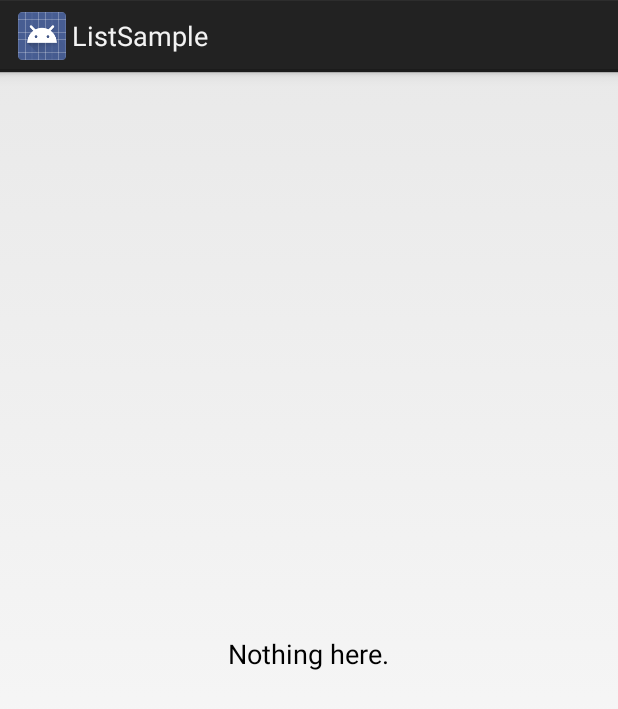
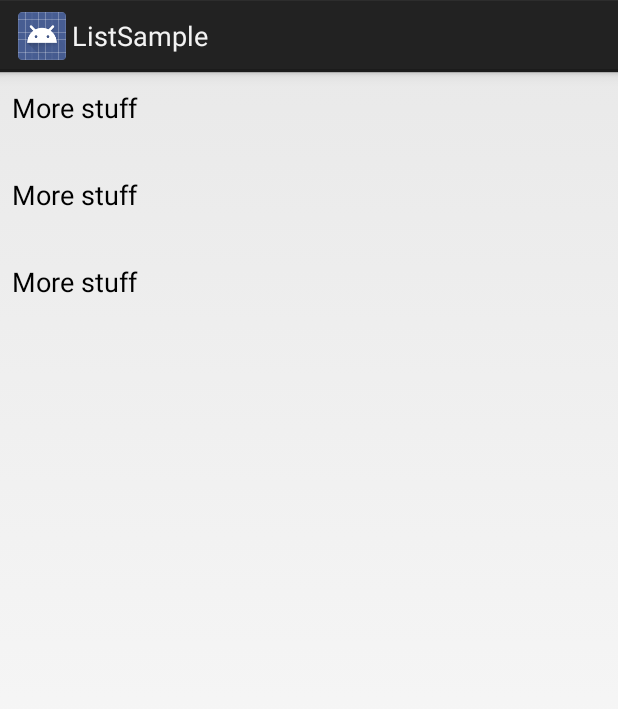
Before and after one commit to quentin23soleil/SuperListview, an Android app: the ListSample screen opened directly, with no data from a screen before it, on a phone screen of 412 x 824 dp. Shown: the top 709 px of the screen. Run offline under Robolectric (Android 15) with nearby library versions, the phone set to English and light mode, and no system bars.

Commit message:
Added custom layout for progress fixes #8

```diff
--- a/Sample/src/main/java/com/quentindommerc/superlistview/sample/ListSample.java
+++ b/Sample/src/main/java/com/quentindommerc/superlistview/sample/ListSample.java
@@ -34,20 +34,6 @@ public class ListSample extends Activity implements SwipeRefreshLayout.OnRefresh
 
         // This is what you're looking for
         mList = (SuperListview)findViewById(R.id.list);
-        mList.setAdapter(mAdapter);
-
-        // Setting the refresh listener will enable the refresh progressbar
-        mList.setRefreshListener(this);
-
-        // Wow so beautiful
-        mList.setRefreshingColor(android.R.color.holo_orange_light, android.R.color.holo_blue_light, android.R.color.holo_green_light, android.R.color.holo_red_light);
-
-        // I want to get loadMore triggered if I see the last item (1)
-        mList.setupMoreListener(this, 1);
-
-        mList.setupMoreListener(new OnMoreListener() {
-            @Override
-            public void onMoreAsked(int numberOfItems, int numberBeforeMore, int currentItemPos) {
 
         Thread thread = new Thread( new Runnable() {
             @Override
@@ -64,18 +50,23 @@ public class ListSample extends Activity implements SwipeRefreshLayout.OnRefresh
                         mAdapter.add("More stuff");
                         mAdapter.add("More stuff");
                         mAdapter.add("More stuff");
-                                 mList.hideMoreProgress();
+
+                        mList.setAdapter(mAdapter);
 
                     }
                 });
             }
         });
-
         thread.start();
 
-            }
-        }, 10);
+        // Setting the refresh listener will enable the refresh progressbar
+        mList.setRefreshListener(this);
 
+        // Wow so beautiful
+        mList.setRefreshingColor(android.R.color.holo_orange_light, android.R.color.holo_blue_light, android.R.color.holo_green_light, android.R.color.holo_red_light);
+
+        // I want to get loadMore triggered if I see the last item (1)
+        mList.setupMoreListener(this, 1);
 
         mList.setupSwipeToDismiss(new SwipeDismissListViewTouchListener.DismissCallbacks() {
             @Override
--- a/SuperListviewLibrary/src/main/java/com/quentindommerc/superlistview/BaseSuperAbsListview.java
+++ b/SuperListviewLibrary/src/main/java/com/quentindommerc/superlistview/BaseSuperAbsListview.java
@@ -21,7 +21,7 @@ public abstract class BaseSuperAbsListview extends FrameLayout implements AbsLis
 
     protected int ITEM_LEFT_TO_LOAD_MORE = 10;
 
-    protected ProgressBar mProgress;
+    protected ViewStub mProgress;
     protected ViewStub mMoreProgress;
     protected AbsListView mList;
     protected ViewStub mEmpty;
@@ -45,6 +45,7 @@ public abstract class BaseSuperAbsListview extends FrameLayout implements AbsLis
     protected SwipeRefreshLayout mPtrLayout;
 
     protected int mSuperListViewMainLayout;
+    private int mProgressId;
 
     public SwipeRefreshLayout getSwipeToRefresh() {
         return mPtrLayout;
@@ -85,6 +86,7 @@ public abstract class BaseSuperAbsListview extends FrameLayout implements AbsLis
             mScrollbarStyle = a.getInt(R.styleable.superlistview_superlv__scrollbarStyle, -1);
             mEmptyId = a.getResourceId(R.styleable.superlistview_superlv__empty, 0);
             mMoreProgressId = a.getResourceId(R.styleable.superlistview_superlv__moreProgress, R.layout.view_more_progress);
+            mProgressId = a.getResourceId(R.styleable.superlistview_superlv__progress, R.layout.view_progress);
             mSelector = a.getResourceId(R.styleable.superlistview_superlv__listSelector, 0);
         }
         finally {
@@ -100,7 +102,10 @@ public abstract class BaseSuperAbsListview extends FrameLayout implements AbsLis
         mPtrLayout = (SwipeRefreshLayout) v.findViewById(R.id.ptr_layout);
         mPtrLayout.setEnabled(false);
 
-        mProgress = (ProgressBar) v.findViewById(android.R.id.progress);
+        mProgress = (ViewStub) v.findViewById(android.R.id.progress);
+
+        mProgress.setLayoutResource(mProgressId);
+        mProgress.inflate();
 
         mMoreProgress = (ViewStub) v.findViewById(R.id.more_progress);
         mMoreProgress.setLayoutResource(mMoreProgressId);
--- a/SuperListviewLibrary/src/main/res/layout/view_progress_listview.xml
+++ b/SuperListviewLibrary/src/main/res/layout/view_progress_listview.xml
@@ -1,6 +1,7 @@
 <?xml version="1.0" encoding="utf-8"?>
 
-<RelativeLayout xmlns:android="http://schemas.android.com/apk/res/android"
+<RelativeLayout
+        xmlns:android="http://schemas.android.com/apk/res/android"
         android:layout_width="match_parent"
         android:layout_height="match_parent">
 
@@ -12,7 +13,8 @@
             android:layout_centerHorizontal="true"
             android:layout_alignParentBottom="true" />
 
-    <android.support.v4.widget.SwipeRefreshLayout xmlns:android="http://schemas.android.com/apk/res/android"
+    <android.support.v4.widget.SwipeRefreshLayout
+            xmlns:android="http://schemas.android.com/apk/res/android"
             android:id="@+id/ptr_layout"
             android:layout_above="@id/more_progress"
             android:layout_width="match_parent"
@@ -25,14 +27,13 @@
                 android:layout_height="match_parent" />
     </android.support.v4.widget.SwipeRefreshLayout>
 
-    <ProgressBar
+    <ViewStub
             android:id="@android:id/progress"
-        style="?android:attr/progressBarStyleLarge"
             android:layout_width="wrap_content"
             android:layout_height="wrap_content"
+            android:layout_centerInParent="true"
+            android:visibility="gone" />
 
-        android:layout_centerInParent="true"
-        android:indeterminate="false" />
 
     <ViewStub
             android:id="@+id/empty"
--- a/SuperListviewLibrary/src/main/res/values/attrs.xml
+++ b/SuperListviewLibrary/src/main/res/values/attrs.xml
@@ -5,6 +5,7 @@
         <attr name="superlv__listSelector" format="reference"/>
         <attr name="superlv__empty" format="reference"/>
         <attr name="superlv__moreProgress" format="reference"/>
+        <attr name="superlv__progress" format="reference"/>
         <attr name="superlv__listDivider" format="reference"/>
         <attr name="superlv__listDividerHeight" format="dimension"/>
         <attr name="superlv__listClipToPadding" format="boolean"/>
--- a/gradle.properties
+++ b/gradle.properties
@@ -1,4 +1,4 @@
-VERSION_NAME=1.4.1-SNAPSHOT
+VERSION_NAME=1.5.1-SNAPSHOT
 VERSION_CODE=15
 GROUP=com.quentindommerc.superlistview
 
```
Also changed, not shown: SuperListviewLibrary/src/main/res/layout/view_progress.xml (added, +7 -0 lines), 1 other file. Lines whose indentation alone changed are shown as unchanged.
